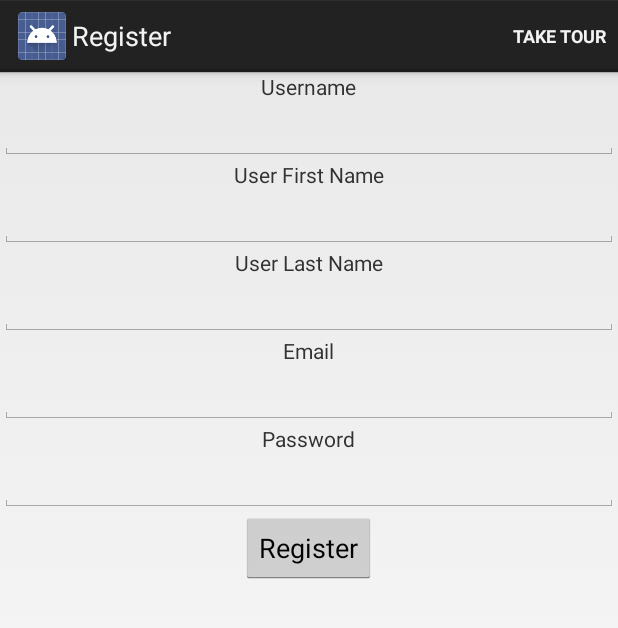
After one commit to hekimgil/mapnav-mixed, an Android app: the RegisterActivity screen opened directly, with no data from a screen before it, on a phone screen of 412 x 824 dp. The commit adds this screen. Shown: the top 628 px of the screen. Run offline under Robolectric (Android 15) with nearby library versions, the phone set to English and light mode, and no system bars.

Commit message:
register and tour activities added

```diff
--- a/PhotoMapNavigationApp/app/src/main/java/com/example/ermanyafay/photomapnavigation/activity/MapsActivity.java
+++ b/PhotoMapNavigationApp/app/src/main/java/com/example/ermanyafay/photomapnavigation/activity/MapsActivity.java
@@ -14,7 +14,6 @@ import android.util.Base64;
 import android.util.Log;
 import android.view.Menu;
 import android.view.MenuItem;
-
 import com.example.ermanyafay.photomapnavigation.R;
 import com.example.ermanyafay.photomapnavigation.operation.GeoTagOperation;
 import com.example.ermanyafay.photomapnavigation.operation.UploadImageTask;
@@ -24,7 +23,6 @@ import com.google.android.gms.maps.SupportMapFragment;
 import com.google.android.gms.maps.model.BitmapDescriptorFactory;
 import com.google.android.gms.maps.model.LatLng;
 import com.google.android.gms.maps.model.MarkerOptions;
-
 import java.io.ByteArrayOutputStream;
 import java.io.File;
 import java.io.IOException;
--- /dev/null
+++ b/PhotoMapNavigationApp/app/src/main/java/com/example/ermanyafay/photomapnavigation/activity/RegisterActivity.java
@@ -0,0 +1,82 @@
+package com.example.ermanyafay.photomapnavigation.activity;
+
+import android.app.Activity;
+import android.content.Intent;
+import android.os.Bundle;
+import android.view.Menu;
+import android.view.MenuItem;
+import android.view.View;
+import android.widget.Button;
+import android.widget.EditText;
+import com.example.ermanyafay.photomapnavigation.R;
+
+public class RegisterActivity extends Activity
+{
+    @Override
+    protected void onCreate(Bundle savedInstanceState)
+    {
+        super.onCreate(savedInstanceState);
+        setContentView(R.layout.activity_register);
+
+        final EditText usernameRegister = (EditText) findViewById(R.id.usernameRegisterGap);
+        final EditText userFirstNameRegister = (EditText) findViewById(R.id.userFirstNameRegisterGap);
+        final EditText userLastNameRegister = (EditText) findViewById(R.id.userLastNameRegisterGap);
+        final EditText emailRegister = (EditText) findViewById(R.id.emailRegisterGap);
+        final EditText passwordRegister = (EditText) findViewById(R.id.passwordRegisterGap);
+        final Button registerButton = (Button) findViewById(R.id.registerButton);
+
+        registerButton.setOnClickListener(new View.OnClickListener()
+        {
+            String username = usernameRegister.getText().toString();
+            String firstName = userFirstNameRegister.getText().toString();
+            String lastName = userLastNameRegister.getText().toString();
+            String email = emailRegister.getText().toString();
+            String password = passwordRegister.getText().toString();
+
+            public void onClick(View v)
+            {
+                if(register(username,firstName,lastName,email,password))
+                {
+                    goMapActivity();
+                }
+            }
+        });
+    }
+
+    private boolean register(String username, String firstName, String lastName, String email, String password)
+    {
+        // register
+        return true;
+    }
+
+    private void goMapActivity()
+    {
+        startActivity(new Intent(this, MapsActivity.class));
+    }
+
+    private void goTourActivity()
+    {
+        startActivity(new Intent(this, TourActivity.class));
+    }
+
+    @Override
+    public boolean onCreateOptionsMenu(Menu menu)
+    {
+        getMenuInflater().inflate(R.menu.register_actionbar, menu);
+        return true;
+    }
+
+    @Override
+    public boolean onOptionsItemSelected(MenuItem item)
+    {
+        if (item.getItemId() == R.id.tourActivityAction)
+        {
+            goTourActivity();
+            return true;
+        }
+        else
+        {
+            return super.onOptionsItemSelected(item);
+        }
+    }
+}
--- a/PhotoMapNavigationApp/app/src/main/java/com/example/ermanyafay/photomapnavigation/logic/Photo.java
+++ b/PhotoMapNavigationApp/app/src/main/java/com/example/ermanyafay/photomapnavigation/logic/Photo.java
@@ -8,6 +8,7 @@ import java.util.Date;
 /**
  * Created by Erman Yafay on 09.11.2014.
  */
+
 public class Photo {
 
     private String url, title, description;
--- a/PhotoMapNavigationApp/app/src/main/java/com/example/ermanyafay/photomapnavigation/logic/PrivateEvent.java
+++ b/PhotoMapNavigationApp/app/src/main/java/com/example/ermanyafay/photomapnavigation/logic/PrivateEvent.java
@@ -3,6 +3,7 @@ package com.example.ermanyafay.photomapnavigation.logic;
 /**
  * Created by Erman Yafay on 09.11.2014.
  */
+
 public class PrivateEvent extends Event {
 
     public PrivateEvent(int eventId, Photo rootPhoto, RegisteredUser creator) {
--- /dev/null
+++ b/PhotoMapNavigationApp/app/src/main/res/layout/activity_register.xml
@@ -0,0 +1,113 @@
+<?xml version="1.0" encoding="utf-8"?>
+
+<RelativeLayout
+    xmlns:android="http://schemas.android.com/apk/res/android"
+    xmlns:tools="http://schemas.android.com/tools"
+    android:layout_width="match_parent"
+    android:layout_height="match_parent"
+    android:id="@+id/register_activity"
+    tools:context=".activity.RegisterActivity">
+
+
+    <TextView
+        android:layout_width="wrap_content"
+        android:layout_height="wrap_content"
+        android:text="Username"
+        android:id="@+id/usernameRegisterText"
+        android:layout_alignParentTop="true"
+        android:layout_centerHorizontal="true" />
+
+    <EditText
+        android:layout_width="wrap_content"
+        android:layout_height="wrap_content"
+        android:id="@+id/usernameRegisterGap"
+        android:layout_below="@+id/usernameRegisterText"
+        android:layout_alignParentLeft="true"
+        android:layout_alignParentStart="true"
+        android:layout_alignParentRight="true"
+        android:layout_alignParentEnd="true" />
+
+    <TextView
+        android:layout_width="wrap_content"
+        android:layout_height="wrap_content"
+        android:text="User First Name"
+        android:id="@+id/userFirstNameRegisterText"
+        android:layout_below="@+id/usernameRegisterGap"
+        android:layout_centerHorizontal="true" />
+
+    <EditText
+        android:layout_width="wrap_content"
+        android:layout_height="wrap_content"
+        android:id="@+id/userFirstNameRegisterGap"
+        android:layout_below="@+id/userFirstNameRegisterText"
+        android:layout_alignParentRight="true"
+        android:layout_alignParentEnd="true"
+        android:layout_alignParentLeft="true"
+        android:layout_alignParentStart="true" />
+
+    <TextView
+        android:layout_width="wrap_content"
+        android:layout_height="wrap_content"
+        android:text="User Last Name"
+        android:id="@+id/userLastNameRegisterText"
+        android:layout_below="@+id/userFirstNameRegisterGap"
+        android:layout_centerHorizontal="true" />
+
+    <EditText
+        android:layout_width="wrap_content"
+        android:layout_height="wrap_content"
+        android:id="@+id/userLastNameRegisterGap"
+        android:layout_below="@+id/userLastNameRegisterText"
+        android:layout_alignParentRight="true"
+        android:layout_alignParentEnd="true"
+        android:layout_alignParentLeft="true"
+        android:layout_alignParentStart="true" />
+
+    <TextView
+        android:layout_width="wrap_content"
+        android:layout_height="wrap_content"
+        android:text="Email"
+        android:id="@+id/emailRegisterText"
+        android:layout_below="@+id/userLastNameRegisterGap"
+        android:layout_centerHorizontal="true" />
+
+    <EditText
+        android:layout_width="wrap_content"
+        android:layout_height="wrap_content"
+        android:id="@+id/emailRegisterGap"
+        android:layout_below="@+id/emailRegisterText"
+        android:layout_alignParentRight="true"
+        android:layout_alignParentEnd="true"
+        android:layout_alignParentLeft="true"
+        android:layout_alignParentStart="true"
+        android:inputType="textWebEmailAddress" />
+
+    <TextView
+        android:layout_width="wrap_content"
+        android:layout_height="wrap_content"
+        android:text="Password"
+        android:id="@+id/passwordRegisterText"
+        android:layout_below="@+id/emailRegisterGap"
+        android:layout_centerHorizontal="true" />
+
+    <EditText
+        android:layout_width="wrap_content"
+        android:layout_height="wrap_content"
+        android:id="@+id/passwordRegisterGap"
+        android:layout_below="@+id/passwordRegisterText"
+        android:layout_alignParentRight="true"
+        android:layout_alignParentEnd="true"
+        android:layout_alignParentLeft="true"
+        android:layout_alignParentStart="true"
+        android:phoneNumber="true"
+        android:inputType="textPassword" />
+
+    <Button
+        android:layout_width="wrap_content"
+        android:layout_height="wrap_content"
+        android:text="Register"
+        android:id="@+id/registerButton"
+        android:layout_below="@+id/passwordRegisterGap"
+        android:layout_centerHorizontal="true" />
+
+</RelativeLayout>
--- /dev/null
+++ b/PhotoMapNavigationApp/app/src/main/res/menu/register_actionbar.xml
@@ -0,0 +1,13 @@
+<?xml version="1.0" encoding="utf-8"?>
+
+<menu
+    xmlns:android="http://schemas.android.com/apk/res/android"
+    xmlns:tools="http://schemas.android.com/tools"
+    tools:context=".RegisterActivity">
+
+    <item
+        android:id="@+id/tourActivityAction"
+        android:title="Take Tour"
+        android:showAsAction="always"/>
+
+</menu>
```
Also changed, not shown: PhotoMapNavigationApp/app/src/main/AndroidManifest.xml (+20 -2 lines), PhotoMapNavigationApp/app/src/main/java/com/example/ermanyafay/photomapnavigation/activity/TourActivity.java (added, +93 -0 lines), PhotoMapNavigationApp/app/src/main/java/com/example/ermanyafay/photomapnavigation/logic/UnregisteredUser.java (+8 -4 lines), PhotoMapNavigationApp/app/src/main/res/layout/activity_tour.xml (added, +23 -0 lines), PhotoMapNavigationApp/app/src/main/res/menu/tour_actionbar.xml (added, +13 -0 lines), 1 other file.
